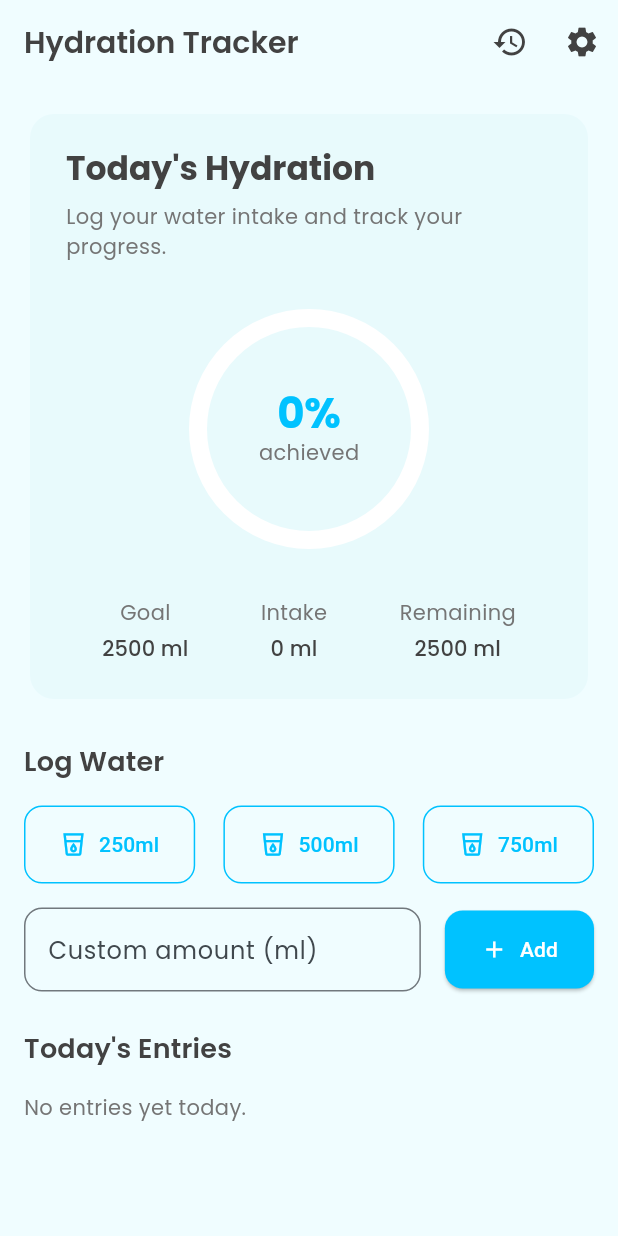
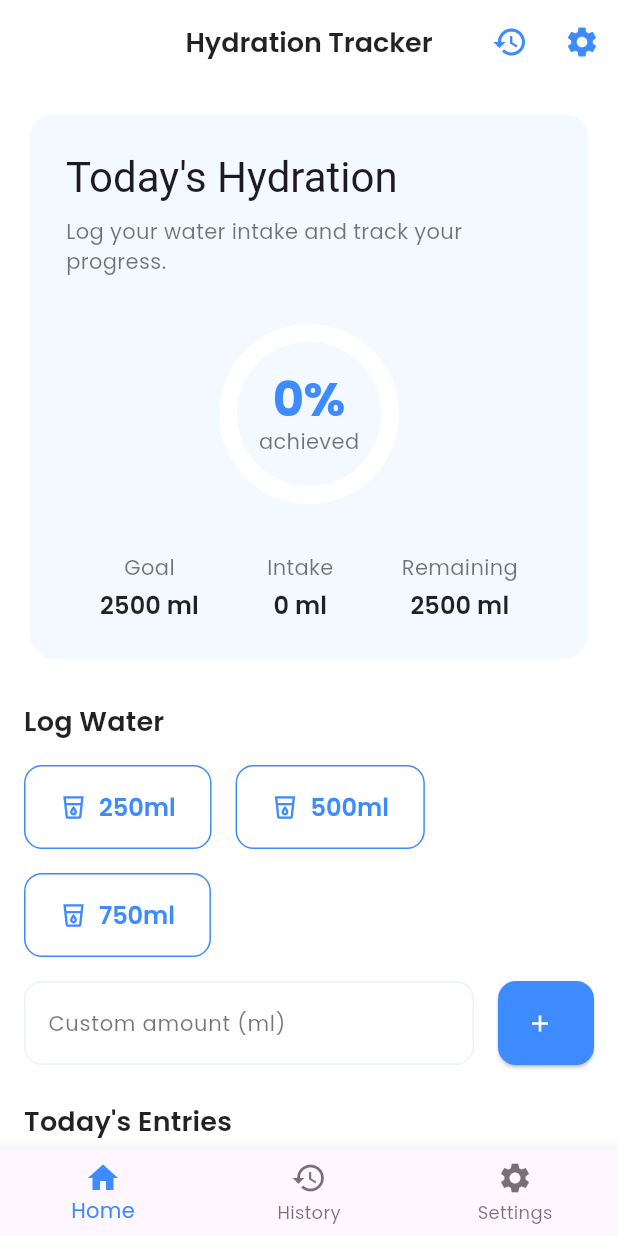
Before and after one commit to butwoo91/water_tracker_mobile, a Flutter app: the screen it shows after launch, on a phone screen of 412 x 824 dp. Run offline on Flutter 3.47's test engine with Material 3 defaults, Android fonts, the phone set to English and light mode, and no system bars; drawn by our look-alikes of percent_indicator; our stand-ins replace fl_chart, google_fonts, shared_preferences.

Commit message:
Changes before Firebase Studio auto-run

```diff
--- a/lib/home_screen.dart
+++ b/lib/home_screen.dart
@@ -24,19 +24,23 @@ class HomeScreen extends StatelessWidget {
           ),
         ],
       ),
-      body: Consumer<WaterProvider>(
-        builder: (context, waterProvider, child) {
+      body: LayoutBuilder(
+        builder: (context, constraints) {
           return SingleChildScrollView(
             padding: const EdgeInsets.all(16.0),
-            child: Column(
+            child: Consumer<WaterProvider>(
+              builder: (context, waterProvider, child) {
+                return Column(
                   crossAxisAlignment: CrossAxisAlignment.start,
                   children: [
-                _buildHydrationCard(context, waterProvider),
+                    _buildHydrationCard(context, waterProvider, constraints),
                     const SizedBox(height: 24),
-                _buildLogWaterCard(context, waterProvider),
+                    _buildLogWaterCard(context, waterProvider, constraints),
                     const SizedBox(height: 24),
                     _buildTodaysEntries(context, waterProvider),
                   ],
+                );
+              },
             ),
           );
         },
@@ -44,23 +48,29 @@ class HomeScreen extends StatelessWidget {
     );
   }
 
-  Widget _buildHydrationCard(BuildContext context, WaterProvider waterProvider) {
+  Widget _buildHydrationCard(BuildContext context, WaterProvider waterProvider,
+      BoxConstraints constraints) {
+    final isSmallScreen = constraints.maxWidth < 600;
     return Card(
       elevation: 0,
-      color: AppTheme.secondaryColor.withOpacity(0.5),
+      color: AppTheme.secondaryColor.withAlpha(128),
       shape: RoundedRectangleBorder(borderRadius: BorderRadius.circular(16)),
       child: Padding(
         padding: const EdgeInsets.all(24.0),
         child: Column(
           crossAxisAlignment: CrossAxisAlignment.start,
           children: [
-            Text("Today's Hydration", style: Theme.of(context).textTheme.displayMedium),
+            Text("Today's Hydration",
+                style: isSmallScreen
+                    ? Theme.of(context).textTheme.headlineMedium
+                    : Theme.of(context).textTheme.displayMedium),
             const SizedBox(height: 8),
-            Text('Log your water intake and track your progress.', style: Theme.of(context).textTheme.bodyMedium),
+            Text('Log your water intake and track your progress.',
+                style: Theme.of(context).textTheme.bodyMedium),
             const SizedBox(height: 32),
             Center(
               child: CircularPercentIndicator(
-                radius: 80.0,
+                radius: isSmallScreen ? 60.0 : 80.0,
                 lineWidth: 12.0,
                 percent: waterProvider.progress,
                 center: Column(
@@ -68,9 +78,13 @@ class HomeScreen extends StatelessWidget {
                   children: [
                     Text(
                       '${(waterProvider.progress * 100).toStringAsFixed(0)}%',
-                      style: Theme.of(context).textTheme.displayLarge?.copyWith(color: AppTheme.primaryColor),
+                      style: Theme.of(context)
+                          .textTheme
+                          .displayLarge
+                          ?.copyWith(color: AppTheme.primaryColor),
                     ),
-                    Text('achieved', style: Theme.of(context).textTheme.bodyMedium),
+                    Text('achieved',
+                        style: Theme.of(context).textTheme.bodyMedium),
                   ],
                 ),
                 progressColor: AppTheme.primaryColor,
@@ -83,8 +97,12 @@ class HomeScreen extends StatelessWidget {
               mainAxisAlignment: MainAxisAlignment.spaceAround,
               children: [
                 _buildInfoColumn('Goal', '${waterProvider.goal} ml', context),
-                _buildInfoColumn('Intake', '${waterProvider.todayIntake} ml', context),
-                _buildInfoColumn('Remaining', '${waterProvider.goal - waterProvider.todayIntake} ml', context),
+                _buildInfoColumn(
+                    'Intake', '${waterProvider.todayIntake} ml', context),
+                _buildInfoColumn(
+                    'Remaining',
+                    '${waterProvider.goal - waterProvider.todayIntake} ml',
+                    context),
               ],
             ),
           ],
@@ -93,15 +111,18 @@ class HomeScreen extends StatelessWidget {
     );
   }
 
-  Widget _buildLogWaterCard(BuildContext context, WaterProvider waterProvider) {
+  Widget _buildLogWaterCard(BuildContext context, WaterProvider waterProvider,
+      BoxConstraints constraints) {
     final customAmountController = TextEditingController();
+    final isSmallScreen = constraints.maxWidth < 600;
     return Column(
       crossAxisAlignment: CrossAxisAlignment.start,
       children: [
         Text('Log Water', style: Theme.of(context).textTheme.titleMedium),
         const SizedBox(height: 16),
-        Row(
-          mainAxisAlignment: MainAxisAlignment.spaceBetween,
+        Wrap(
+          spacing: 16,
+          runSpacing: 16,
           children: [
             _buildWaterButton(250, context, waterProvider),
             _buildWaterButton(500, context, waterProvider),
@@ -117,7 +138,8 @@ class HomeScreen extends StatelessWidget {
                 keyboardType: TextInputType.number,
                 decoration: InputDecoration(
                   labelText: 'Custom amount (ml)',
-                  border: OutlineInputBorder(borderRadius: BorderRadius.circular(12)),
+                  border: OutlineInputBorder(
+                      borderRadius: BorderRadius.circular(12)),
                 ),
               ),
             ),
@@ -131,17 +153,21 @@ class HomeScreen extends StatelessWidget {
                 } else {
                   showDialog(
                     context: context,
-                    builder: (_) => WaterIntakeDialog(waterProvider: waterProvider),
+                    builder: (_) =>
+                        WaterIntakeDialog(waterProvider: waterProvider),
                   );
                 }
               },
               icon: const Icon(Icons.add),
-              label: const Text('Add'),
+              label: Text(isSmallScreen ? '' : 'Add'),
               style: ElevatedButton.styleFrom(
                 backgroundColor: AppTheme.primaryColor,
                 foregroundColor: Colors.white,
-                shape: RoundedRectangleBorder(borderRadius: BorderRadius.circular(12)),
-                padding: const EdgeInsets.symmetric(horizontal: 24, vertical: 16),
+                shape: RoundedRectangleBorder(
+                    borderRadius: BorderRadius.circular(12)),
+                padding: isSmallScreen
+                    ? const EdgeInsets.all(16)
+                    : const EdgeInsets.symmetric(horizontal: 24, vertical: 16),
               ),
             ),
           ],
@@ -150,13 +176,14 @@ class HomeScreen extends StatelessWidget {
     );
   }
 
-  Widget _buildTodaysEntries(BuildContext context, WaterProvider waterProvider) {
-    final todaysIntakes = waterProvider.intakes
-        .where((intake) {
+  Widget _buildTodaysEntries(
+      BuildContext context, WaterProvider waterProvider) {
+    final todaysIntakes = waterProvider.intakes.where((intake) {
       final now = DateTime.now();
-          return intake.date.year == now.year && intake.date.month == now.month && intake.date.day == now.day;
-        })
-        .toList();
+      return intake.date.year == now.year &&
+          intake.date.month == now.month &&
+          intake.date.day == now.day;
+    }).toList();
 
     return Column(
       crossAxisAlignment: CrossAxisAlignment.start,
@@ -173,9 +200,11 @@ class HomeScreen extends StatelessWidget {
             itemBuilder: (context, index) {
               final intake = todaysIntakes[index];
               return ListTile(
-                leading: const Icon(Icons.local_drink, color: AppTheme.primaryColor),
+                leading:
+                    const Icon(Icons.local_drink, color: AppTheme.primaryColor),
                 title: Text('${intake.amount} ml'),
-                trailing: Text(TimeOfDay.fromDateTime(intake.date).format(context)),
+                trailing:
+                    Text(TimeOfDay.fromDateTime(intake.date).format(context)),
               );
             },
           ),
@@ -193,7 +222,8 @@ class HomeScreen extends StatelessWidget {
     );
   }
 
-  Widget _buildWaterButton(int amount, BuildContext context, WaterProvider waterProvider) {
+  Widget _buildWaterButton(
+      int amount, BuildContext context, WaterProvider waterProvider) {
     return OutlinedButton.icon(
       onPressed: () => waterProvider.addIntake(amount),
       icon: const Icon(Icons.local_drink_outlined),
--- a/lib/main.dart
+++ b/lib/main.dart
@@ -20,9 +20,8 @@ class MyApp extends StatelessWidget {
       child: MaterialApp(
         title: 'Hydration Tracker',
         theme: AppTheme.lightTheme,
-        initialRoute: '/',
+        home: const MainScreen(),
         routes: {
-          '/': (context) => const HomeScreen(),
           '/history': (context) => const HistoryScreen(),
           '/settings': (context) => const SettingsScreen(),
         },
@@ -30,3 +29,52 @@ class MyApp extends StatelessWidget {
     );
   }
 }
+
+class MainScreen extends StatefulWidget {
+  const MainScreen({super.key});
+
+  @override
+  MainScreenState createState() => MainScreenState();
+}
+
+class MainScreenState extends State<MainScreen> {
+  int _selectedIndex = 0;
+
+  static const List<Widget> _widgetOptions = <Widget>[
+    HomeScreen(),
+    HistoryScreen(),
+    SettingsScreen(),
+  ];
+
+  void _onItemTapped(int index) {
+    setState(() {
+      _selectedIndex = index;
+    });
+  }
+
+  @override
+  Widget build(BuildContext context) {
+    return Scaffold(
+      body: _widgetOptions.elementAt(_selectedIndex),
+      bottomNavigationBar: BottomNavigationBar(
+        items: const <BottomNavigationBarItem>[
+          BottomNavigationBarItem(
+            icon: Icon(Icons.home),
+            label: 'Home',
+          ),
+          BottomNavigationBarItem(
+            icon: Icon(Icons.history),
+            label: 'History',
+          ),
+          BottomNavigationBarItem(
+            icon: Icon(Icons.settings),
+            label: 'Settings',
+          ),
+        ],
+        currentIndex: _selectedIndex,
+        selectedItemColor: AppTheme.primaryColor,
+        onTap: _onItemTapped,
+      ),
+    );
+  }
+}
--- a/lib/theme.dart
+++ b/lib/theme.dart
@@ -1,54 +1,78 @@
-
 import 'package:flutter/material.dart';
 import 'package:google_fonts/google_fonts.dart';
 
 class AppTheme {
-  static const Color primaryColor = Color(0xFF00C2FF);
-  static const Color secondaryColor = Color(0xFFE0F7FA);
-  static const Color textColor = Color(0xFF424242);
-  static const Color lightTextColor = Color(0xFF757575);
-  static const Color backgroundColor = Color(0xFFF0FDFF);
+  static const primaryColor = Color(0xFF3E8BFF);
+  static const secondaryColor = Color(0xFFEAF2FF);
+  static const accentColor = Color(0xFFFFC107);
 
   static final ThemeData lightTheme = ThemeData(
     primaryColor: primaryColor,
-    scaffoldBackgroundColor: backgroundColor,
-    appBarTheme: AppBarTheme(
-      backgroundColor: backgroundColor,
-      elevation: 0,
-      iconTheme: IconThemeData(color: textColor),
-      titleTextStyle: GoogleFonts.poppins(
-        color: textColor,
-        fontSize: 20,
-        fontWeight: FontWeight.w600,
-      ),
+    scaffoldBackgroundColor: Colors.white,
+    textTheme: _textTheme,
+    appBarTheme: _appBarTheme,
+    elevatedButtonTheme: _elevatedButtonTheme,
+    outlinedButtonTheme: _outlinedButtonTheme,
+    inputDecorationTheme: _inputDecorationTheme,
+  );
+
+  static final TextTheme _textTheme = TextTheme(
+    displayLarge: GoogleFonts.poppins(
+        fontSize: 32, fontWeight: FontWeight.bold, color: Colors.black87),
+    displayMedium: GoogleFonts.poppins(
+        fontSize: 24, fontWeight: FontWeight.bold, color: Colors.black87),
+    titleMedium: GoogleFonts.poppins(
+        fontSize: 18, fontWeight: FontWeight.w600, color: Colors.black87),
+    titleSmall: GoogleFonts.poppins(
+        fontSize: 16, fontWeight: FontWeight.w600, color: Colors.black87),
+    bodyMedium: GoogleFonts.poppins(fontSize: 14, color: Colors.black54),
+    bodySmall: GoogleFonts.poppins(fontSize: 12, color: Colors.black54),
+  );
+
+  static final AppBarTheme _appBarTheme = AppBarTheme(
+    backgroundColor: Colors.white,
+    elevation: 0,
+    centerTitle: true,
+    iconTheme: const IconThemeData(color: primaryColor),
+    titleTextStyle: _textTheme.titleMedium,
+  );
+
+  static final ElevatedButtonThemeData _elevatedButtonTheme =
+      ElevatedButtonThemeData(
+    style: ElevatedButton.styleFrom(
+      backgroundColor: primaryColor,
+      foregroundColor: Colors.white,
+      shape: RoundedRectangleBorder(borderRadius: BorderRadius.circular(12)),
+      padding: const EdgeInsets.symmetric(horizontal: 24, vertical: 16),
+      textStyle: _textTheme.titleSmall,
     ),
-    textTheme: TextTheme(
-      displayLarge: GoogleFonts.poppins(
-          fontSize: 28,
-          fontWeight: FontWeight.bold,
-          color: textColor),
-      displayMedium: GoogleFonts.poppins(
-          fontSize: 22,
-          fontWeight: FontWeight.bold,
-          color: textColor),
-      bodyLarge: GoogleFonts.poppins(
-          fontSize: 16, color: textColor),
-      bodyMedium: GoogleFonts.poppins(
-          fontSize: 14, color: lightTextColor),
-      titleMedium: GoogleFonts.poppins(
-          fontSize: 18,
-          fontWeight: FontWeight.w600,
-          color: textColor),
-      titleSmall: GoogleFonts.poppins(
-          fontSize: 14,
-          fontWeight: FontWeight.w500,
-          color: textColor),
+  );
+
+  static final OutlinedButtonThemeData _outlinedButtonTheme =
+      OutlinedButtonThemeData(
+    style: OutlinedButton.styleFrom(
+      foregroundColor: primaryColor,
+      side: const BorderSide(color: primaryColor),
+      shape: RoundedRectangleBorder(borderRadius: BorderRadius.circular(12)),
+      padding: const EdgeInsets.symmetric(horizontal: 24, vertical: 16),
+      textStyle: _textTheme.titleSmall,
     ),
-    colorScheme: ColorScheme.fromSeed(
-      seedColor: primaryColor,
-      background: backgroundColor,
-      secondary: secondaryColor,
+  );
+
+  static final InputDecorationTheme _inputDecorationTheme =
+      InputDecorationTheme(
+    border: OutlineInputBorder(
+      borderRadius: BorderRadius.circular(12),
+      borderSide: const BorderSide(color: secondaryColor),
     ),
-    useMaterial3: true,
+    enabledBorder: OutlineInputBorder(
+      borderRadius: BorderRadius.circular(12),
+      borderSide: const BorderSide(color: secondaryColor),
+    ),
+    focusedBorder: OutlineInputBorder(
+      borderRadius: BorderRadius.circular(12),
+      borderSide: const BorderSide(color: primaryColor),
+    ),
+    labelStyle: _textTheme.bodyMedium,
   );
 }
--- a/lib/water_intake_dialog.dart
+++ b/lib/water_intake_dialog.dart
@@ -7,10 +7,10 @@ class WaterIntakeDialog extends StatefulWidget {
   const WaterIntakeDialog({super.key, required this.waterProvider});
 
   @override
-  _WaterIntakeDialogState createState() => _WaterIntakeDialogState();
+  WaterIntakeDialogState createState() => WaterIntakeDialogState();
 }
 
-class _WaterIntakeDialogState extends State<WaterIntakeDialog> {
+class WaterIntakeDialogState extends State<WaterIntakeDialog> {
   final _textController = TextEditingController();
 
   @override
--- a/lib/water_provider.dart
+++ b/lib/water_provider.dart
@@ -1,5 +1,6 @@
 import 'dart:async';
 import 'dart:convert';
+import 'dart:developer' as developer;
 import 'package:flutter/material.dart';
 import 'package:shared_preferences/shared_preferences.dart';
 
@@ -69,7 +70,8 @@ class WaterProvider with ChangeNotifier {
   Future<void> _saveData() async {
     final prefs = await SharedPreferences.getInstance();
     await prefs.setInt('goal', _goal);
-    final intakesJson = _intakes.map((intake) => jsonEncode(intake.toJson())).toList();
+    final intakesJson =
+        _intakes.map((intake) => jsonEncode(intake.toJson())).toList();
     await prefs.setStringList('intakes', intakesJson);
   }
 
@@ -77,7 +79,7 @@ class WaterProvider with ChangeNotifier {
     if (enabled) {
       _reminderTimer = Timer.periodic(interval, (timer) {
         // In a real app, this would show a notification.
-        print("Time to drink water!");
+        developer.log("Time to drink water!", name: 'myapp.water_provider');
       });
     } else {
       _reminderTimer?.cancel();
--- a/pubspec.yaml
+++ b/pubspec.yaml
@@ -15,6 +15,7 @@ dependencies:
   fl_chart: ^0.63.0
   intl: ^0.18.1
   percent_indicator: ^4.2.3
+  google_fonts: ^6.2.1
 
 dev_dependencies:
   flutter_test:
```
Also changed, not shown: lib/history_screen.dart (+70 -59 lines), lib/settings_screen.dart (+33 -16 lines), pubspec.lock, 1 other file. Lines whose indentation alone changed are shown as unchanged.
